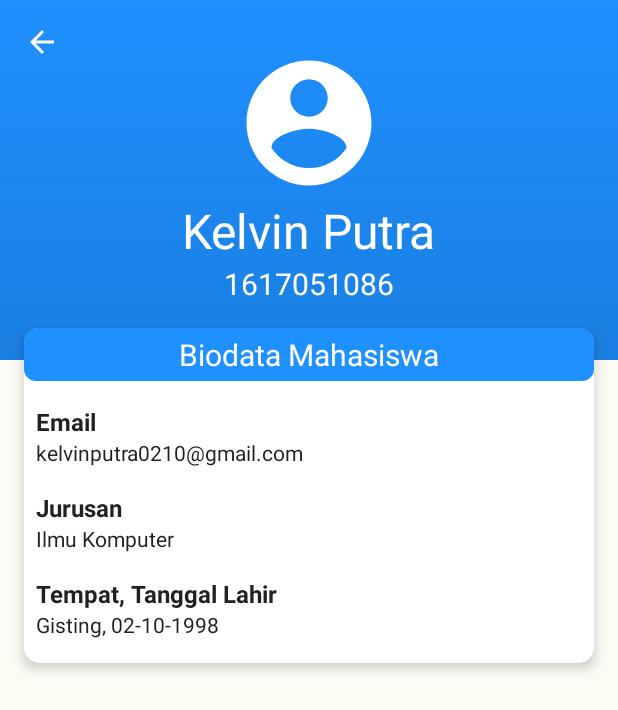
After one commit to MegiAP/SIMIPA, an Android app: the ProfilActivity screen opened directly, with no data from a screen before it, on a phone screen of 412 x 824 dp. The commit adds this screen. Shown: the top 710 px of the screen. Run offline under Robolectric (Android 15) with nearby library versions, the phone set to English and light mode, and no system bars.

Commit message:
add profil fitur

```diff
--- a/app/src/main/AndroidManifest.xml
+++ b/app/src/main/AndroidManifest.xml
@@ -22,6 +22,7 @@
         </activity>
         <activity android:name=".ui.intro.IntroSliderActivity" />
         <activity android:name=".ui.login.LoginActivity" />
+        <activity android:name=".ui.profil.ProfilActivity" />
     </application>
 
 </manifest>
--- a/app/src/main/java/com/vincode/simipa/MainActivity.java
+++ b/app/src/main/java/com/vincode/simipa/MainActivity.java
@@ -1,14 +1,36 @@
 package com.vincode.simipa;
 
 import androidx.appcompat.app.AppCompatActivity;
+import androidx.cardview.widget.CardView;
 
+import android.content.Intent;
 import android.os.Bundle;
+import android.view.View;
 
-public class MainActivity extends AppCompatActivity {
+import com.vincode.simipa.ui.profil.ProfilActivity;
+
+public class MainActivity extends AppCompatActivity implements View.OnClickListener {
 
     @Override
     protected void onCreate(Bundle savedInstanceState) {
         super.onCreate(savedInstanceState);
         setContentView(R.layout.activity_main);
+        setCardClick();
+    }
+
+    private void setCardClick(){
+
+        CardView cvUser = findViewById(R.id.cv_user);
+        cvUser.setOnClickListener(this);
+    }
+
+    @Override
+    public void onClick(View view) {
+        switch (view.getId()){
+            case R.id.cv_user:
+                Intent intent = new Intent(MainActivity.this, ProfilActivity.class);
+                startActivity(intent);
+                break;
+        }
     }
 }
--- /dev/null
+++ b/app/src/main/java/com/vincode/simipa/ui/profil/ProfilActivity.java
@@ -0,0 +1,26 @@
+package com.vincode.simipa.ui.profil;
+
+import androidx.appcompat.app.AppCompatActivity;
+
+import android.os.Bundle;
+import android.view.View;
+import android.widget.ImageView;
+
+import com.vincode.simipa.R;
+
+public class ProfilActivity extends AppCompatActivity {
+
+    @Override
+    protected void onCreate(Bundle savedInstanceState) {
+        super.onCreate(savedInstanceState);
+        setContentView(R.layout.activity_profil);
+
+        ImageView imgBack = findViewById(R.id.img_back_profil);
+        imgBack.setOnClickListener(new View.OnClickListener() {
+            @Override
+            public void onClick(View v) {
+                onBackPressed();
+            }
+        });
+    }
+}
--- a/app/src/main/res/layout/activity_main.xml
+++ b/app/src/main/res/layout/activity_main.xml
@@ -29,7 +29,8 @@
             android:layout_marginTop="@dimen/activity_margin_vertical"
             android:layout_marginEnd="@dimen/activity_margin_horizontal"
             app:layout_constraintTop_toTopOf="parent"
-            app:layout_constraintEnd_toEndOf="parent"/>
+            app:layout_constraintEnd_toEndOf="parent"
+            android:contentDescription="@string/content_description"/>
 
         <ImageView
             android:layout_width="35dp"
@@ -39,7 +40,8 @@
             android:src="@drawable/logo_unila"
             app:layout_constraintLeft_toLeftOf="@id/tv_dashboard"
             app:layout_constraintTop_toTopOf="@id/view"
-            app:layout_constraintEnd_toStartOf="@id/tv_dashboard"/>
+            app:layout_constraintEnd_toStartOf="@id/tv_dashboard"
+            android:contentDescription="@string/content_description"/>
 
         <TextView
             android:id="@+id/tv_dashboard"
@@ -63,11 +65,14 @@
             android:layout_marginEnd="@dimen/activity_margin_horizontal"
             android:layout_marginStart="@dimen/activity_margin_horizontal"
             android:layout_marginTop="48dp"
+            android:clickable="true"
+            android:background="?attr/selectableItemBackground"
             app:cardCornerRadius="10dp"
             app:cardElevation="5dp"
             app:layout_constraintStart_toStartOf="parent"
             app:layout_constraintEnd_toEndOf="parent"
-            app:layout_constraintTop_toBottomOf="@id/tv_dashboard">
+            app:layout_constraintTop_toBottomOf="@id/tv_dashboard"
+            tools:ignore="KeyboardInaccessibleWidget">
 
             <androidx.constraintlayout.widget.ConstraintLayout
                 android:layout_width="wrap_content"
@@ -84,13 +89,14 @@
                     android:layout_height="50dp"
                     android:src="@drawable/ic_account_circle_black"
                     app:layout_constraintStart_toStartOf="parent"
-                    app:layout_constraintTop_toTopOf="parent" />
+                    app:layout_constraintTop_toTopOf="parent"
+                    android:contentDescription="@string/content_description"/>
 
                 <TextView
                     android:id="@+id/tv_home_name"
                     android:layout_width="wrap_content"
                     android:layout_height="wrap_content"
-                    android:text="Kelvin Putra"
+                    android:text="@string/tv_ex_name"
                     android:textColor="@color/colorPrimaryText"
                     android:textSize="20sp"
                     android:textStyle="bold"
@@ -101,7 +107,7 @@
                     android:id="@+id/tv_home_npm"
                     android:layout_width="wrap_content"
                     android:layout_height="wrap_content"
-                    android:text="1617051086"
+                    android:text="@string/tv_ex_npm"
                     android:textSize="14sp"
                     android:textColor="@color/colorSecondaryText"
                     app:layout_constraintStart_toEndOf="@id/img_user"
--- /dev/null
+++ b/app/src/main/res/layout/activity_profil.xml
@@ -0,0 +1,178 @@
+<?xml version="1.0" encoding="utf-8"?>
+<androidx.constraintlayout.widget.ConstraintLayout
+    xmlns:android="http://schemas.android.com/apk/res/android"
+    xmlns:app="http://schemas.android.com/apk/res-auto"
+    xmlns:tools="http://schemas.android.com/tools"
+    android:layout_width="match_parent"
+    android:layout_height="match_parent"
+    android:background="@color/colorBgPrimary"
+    tools:context=".ui.profil.ProfilActivity">
+
+    <View
+        android:id="@+id/view"
+        android:layout_width="match_parent"
+        android:layout_height="240dp"
+        android:background="@drawable/bg_gradient_blue"
+        app:layout_constraintEnd_toEndOf="parent"
+        app:layout_constraintStart_toStartOf="parent"
+        app:layout_constraintTop_toTopOf="parent"/>
+
+    <ImageView
+        android:id="@+id/img_back_profil"
+        android:layout_width="wrap_content"
+        android:layout_height="wrap_content"
+        android:layout_marginTop="@dimen/activity_margin_vertical"
+        android:layout_marginStart="@dimen/activity_margin_horizontal"
+        android:src="@drawable/ic_arrow_back_white"
+        app:layout_constraintStart_toStartOf="parent"
+        app:layout_constraintTop_toTopOf="parent"/>
+
+    <ImageView
+        android:id="@+id/img_user"
+        android:layout_width="100dp"
+        android:layout_height="100dp"
+        android:layout_marginTop="32dp"
+        android:src="@drawable/ic_account_circle_white"
+        app:layout_constraintEnd_toEndOf="parent"
+        app:layout_constraintStart_toStartOf="parent"
+        app:layout_constraintTop_toTopOf="parent"/>
+
+    <TextView
+        android:id="@+id/tv_name_profil"
+        style="@style/TextContentDefault.white"
+        android:text="Kelvin Putra"
+        android:textSize="32sp"
+        app:layout_constraintTop_toBottomOf="@id/img_user"
+        app:layout_constraintEnd_toEndOf="parent"
+        app:layout_constraintStart_toStartOf="parent"/>
+
+    <TextView
+        android:id="@+id/tv_npm_profil"
+        style="@style/TextContentDefault.white"
+        android:text="1617051086"
+        android:textSize="20sp"
+        app:layout_constraintTop_toBottomOf="@id/tv_name_profil"
+        app:layout_constraintEnd_toEndOf="parent"
+        app:layout_constraintStart_toStartOf="parent"/>
+
+    <androidx.cardview.widget.CardView
+        android:id="@+id/cv_user"
+        android:layout_width="match_parent"
+        android:layout_height="wrap_content"
+        android:layout_marginEnd="@dimen/activity_margin_horizontal"
+        android:layout_marginStart="@dimen/activity_margin_horizontal"
+        android:layout_marginTop="@dimen/activity_margin_vertical"
+        app:cardCornerRadius="10dp"
+        app:cardElevation="5dp"
+        app:layout_constraintStart_toStartOf="parent"
+        app:layout_constraintEnd_toEndOf="parent"
+        app:layout_constraintTop_toBottomOf="@id/tv_npm_profil">
+
+        <androidx.constraintlayout.widget.ConstraintLayout
+            android:layout_width="match_parent"
+            android:layout_height="wrap_content"
+            android:paddingBottom="@dimen/activity_margin_vertical">
+
+            <TextView
+                android:id="@+id/tv_biodata"
+                android:layout_width="match_parent"
+                android:layout_height="wrap_content"
+                android:background="@drawable/bg_btn_blue"
+                android:paddingBottom="4dp"
+                android:paddingTop="4dp"
+                android:text="Biodata Mahasiswa"
+                android:textAlignment="center"
+                android:textColor="@color/colorIcons"
+                android:textSize="20sp"
+                app:layout_constraintEnd_toEndOf="parent"
+                app:layout_constraintStart_toStartOf="parent"
+                app:layout_constraintTop_toTopOf="parent" />
+
+            <TextView
+                android:id="@+id/tv_label_email"
+                android:layout_width="wrap_content"
+                android:layout_height="wrap_content"
+                android:layout_marginEnd="@dimen/margin_item"
+                android:layout_marginStart="@dimen/margin_item"
+                android:layout_marginTop="@dimen/activity_margin_vertical"
+                android:text="Email"
+                android:textColor="@color/colorPrimaryText"
+                android:textSize="16sp"
+                android:textStyle="bold"
+                app:layout_constraintStart_toStartOf="parent"
+                app:layout_constraintTop_toBottomOf="@id/tv_biodata"/>
+
+            <TextView
+                android:id="@+id/tv_email_profil"
+                android:layout_width="wrap_content"
+                android:layout_height="wrap_content"
+                android:layout_marginEnd="@dimen/margin_item"
+                android:layout_marginStart="@dimen/margin_item"
+                android:text="kelvinputra0210@gmail.com"
+                android:textColor="@color/colorPrimaryText"
+                android:textSize="14sp"
+                app:layout_constraintStart_toStartOf="parent"
+                app:layout_constraintTop_toBottomOf="@id/tv_label_email"/>
+
+            <TextView
+                android:id="@+id/tv_label_jurusan"
+                android:layout_width="wrap_content"
+                android:layout_height="wrap_content"
+                android:layout_marginEnd="@dimen/margin_item"
+                android:layout_marginStart="@dimen/margin_item"
+                android:layout_marginTop="@dimen/activity_margin_vertical"
+                android:text="Jurusan"
+                android:textColor="@color/colorPrimaryText"
+                android:textSize="16sp"
+                android:textStyle="bold"
+                app:layout_constraintStart_toStartOf="parent"
+                app:layout_constraintTop_toBottomOf="@id/tv_email_profil"/>
+
+            <TextView
+                android:id="@+id/tv_jurusan_profil"
+                android:layout_width="wrap_content"
+                android:layout_height="wrap_content"
+                android:layout_marginEnd="@dimen/margin_item"
+                android:layout_marginStart="@dimen/margin_item"
+                android:text="Ilmu Komputer"
+                android:textColor="@color/colorPrimaryText"
+                android:textSize="14sp"
+                app:layout_constraintStart_toStartOf="parent"
+                app:layout_constraintTop_toBottomOf="@id/tv_label_jurusan"/>
+
+            <TextView
+                android:id="@+id/tv_label_birth"
+                android:layout_width="wrap_content"
+                android:layout_height="wrap_content"
+                android:layout_marginEnd="@dimen/margin_item"
+                android:layout_marginStart="@dimen/margin_item"
+                android:layout_marginTop="@dimen/activity_margin_vertical"
+                android:text="Tempat, Tanggal Lahir"
+                android:textColor="@color/colorPrimaryText"
+                android:textSize="16sp"
+                android:textStyle="bold"
+                app:layout_constraintStart_toStartOf="parent"
+                app:layout_constraintTop_toBottomOf="@id/tv_jurusan_profil"/>
+
+            <TextView
+                android:id="@+id/tv_birth_profil"
+                android:layout_width="wrap_content"
+                android:layout_height="wrap_content"
+                android:layout_marginEnd="@dimen/margin_item"
+                android:layout_marginStart="@dimen/margin_item"
+                android:text="Gisting, 02-10-1998"
+                android:textColor="@color/colorPrimaryText"
+                android:textSize="14sp"
+                app:layout_constraintStart_toStartOf="parent"
+                app:layout_constraintTop_toBottomOf="@id/tv_label_birth"/>
+
+
+        </androidx.constraintlayout.widget.ConstraintLayout>
+
+
+    </androidx.cardview.widget.CardView>
+
+
+
+
+</androidx.constraintlayout.widget.ConstraintLayout>
--- a/app/src/main/res/values/strings.xml
+++ b/app/src/main/res/values/strings.xml
@@ -25,5 +25,7 @@
     <string name="login">Login</string>
     <string name="npm">NPM</string>
     <string name="password">Password</string>
+    <string name="tv_ex_npm">1617051086</string>
+    <string name="tv_ex_name">Kelvin Putra</string>
 
 </resources>
```
